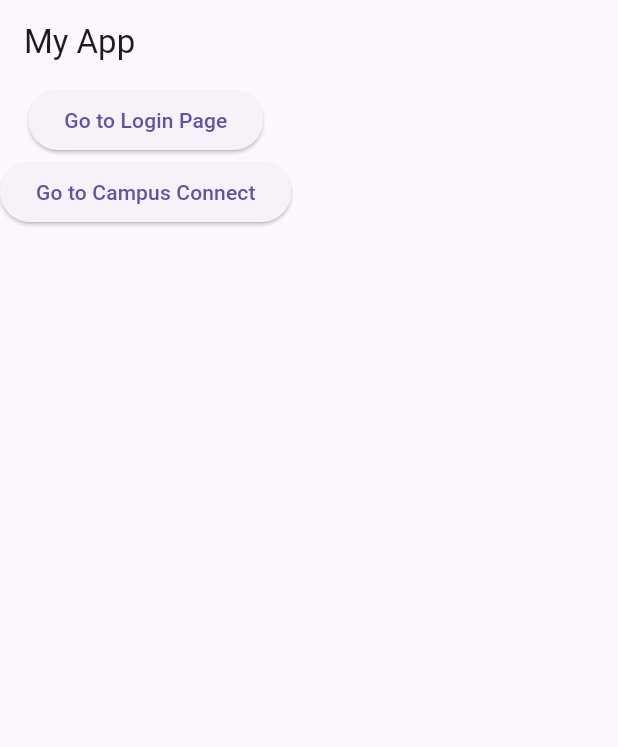
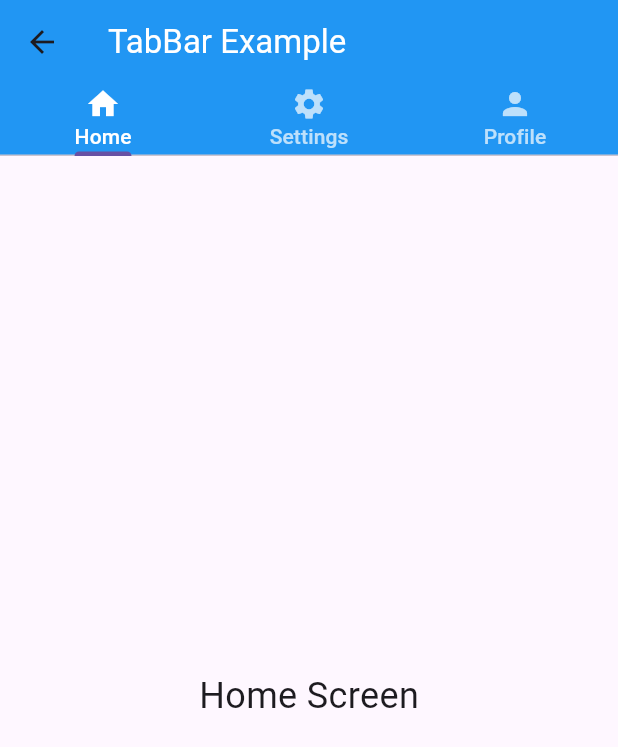
Before and after one commit to atif-ishaq/flutter_2023_2027, a Flutter app: the screen it shows after launch, on a phone screen of 412 x 824 dp. Shown: the top 747 px of the screen. Run offline on Flutter 3.47's test engine with Material 3 defaults, Android fonts, the phone set to English and light mode, and no system bars.

Commit message:
First Commit

```diff
--- /dev/null
+++ b/lib/main1.dart
@@ -0,0 +1,20 @@
+import 'package:flutter/material.dart';
+import 'routes/app_router.dart';
+
+void main() {
+  runApp(const MyApp());
+}
+
+class MyApp extends StatelessWidget {
+  const MyApp({super.key});
+
+  @override
+  Widget build(BuildContext context) {
+    return const MaterialApp(
+      debugShowCheckedModeBanner: false,
+      initialRoute: '/',
+      // Initializing our onGenerateRoute architecture
+      onGenerateRoute: AppRouter.generateRoute,
+    );
+  }
+}
--- /dev/null
+++ b/lib/routes/app_router.dart
@@ -0,0 +1,38 @@
+import 'package:flutter/material.dart';
+import '../screens/campus_connect_home_page.dart';
+import '../screens/detail_page.dart';
+
+class AppRouter {
+  static Route<dynamic> generateRoute(RouteSettings settings) {
+    switch (settings.name) {
+      case '/':
+        return MaterialPageRoute(builder: (_) => const HomePage());
+
+      case '/details':
+        final args = settings.arguments;
+
+        // Ensure the arguments are passed safely as a Map before creating the screen
+        if (args is Map<String, String>) {
+          return MaterialPageRoute(
+            builder: (_) => DetailPage(
+              title: args['title'] ?? 'Service',
+              subtitle: args['subtitle'] ?? '',
+            ),
+          );
+        }
+        return _errorRoute("Invalid service arguments");
+
+      default:
+        return _errorRoute("Route ${settings.name} not found");
+    }
+  }
+
+  static Route<dynamic> _errorRoute(String message) {
+    return MaterialPageRoute(
+      builder: (_) => Scaffold(
+        appBar: AppBar(title: const Text("Error")),
+        body: Center(child: Text(message, style: const TextStyle(fontSize: 18))),
+      ),
+    );
+  }
+}
--- /dev/null
+++ b/lib/screens/tab_bar_example.dart
@@ -0,0 +1,53 @@
+import 'package:flutter/material.dart';
+
+class TabBarExample extends StatelessWidget {
+  const TabBarExample({super.key});
+
+  @override
+  Widget build(BuildContext context) {
+    // DefaultTabController automatically coordinates the TabBar and TabBarView
+    return DefaultTabController(
+      length: 3,
+      child: Scaffold(
+        appBar: AppBar(
+          backgroundColor: Colors.blue,
+          title: const Text(
+            'TabBar Example',
+            style: TextStyle(color: Colors.white),
+          ),
+          bottom: const TabBar(
+            labelColor: Colors.white,
+            unselectedLabelColor: Colors.white70,
+            tabs: [
+              Tab(
+                child: Column(
+                  mainAxisAlignment: MainAxisAlignment.center,
+                  children: [Icon(Icons.home), Text('Home')],
+                ),
+              ),
+              Tab(
+                child: Column(
+                  mainAxisAlignment: MainAxisAlignment.center,
+                  children: [Icon(Icons.settings), Text('Settings')],
+                ),
+              ),
+              Tab(
+                child: Column(
+                  mainAxisAlignment: MainAxisAlignment.center,
+                  children: [Icon(Icons.person), Text('Profile')],
+                ),
+              ),
+            ],
+          ),
+        ),
+        body: const TabBarView(
+          children: [
+            Center(child: Text('Settings Screen', style: TextStyle(fontSize: 24))),
+            Center(child: Text('Home Screen', style: TextStyle(fontSize: 24))),
+            Center(child: Text('Profile Screen', style: TextStyle(fontSize: 24))),
+          ],
+        ),
+      ),
+    );
+  }
+}
--- /dev/null
+++ b/lib/tabexample.dart
@@ -0,0 +1,62 @@
+import 'package:flutter/material.dart';
+
+class MyTabBarExample extends StatelessWidget {
+  const MyTabBarExample({super.key});
+
+  @override
+  Widget build(BuildContext context) {
+    return const TabBarExample();
+  }
+}
+
+class TabBarExample extends StatelessWidget {
+  const TabBarExample({super.key});
+
+  @override
+  Widget build(BuildContext context) {
+    // DefaultTabController automatically handles the tab switching logic for us
+    return DefaultTabController(
+      length: 3,
+      child: Scaffold(
+        appBar: AppBar(
+          backgroundColor: Colors.blue,
+          title: const Text(
+            'TabBar Example',
+            style: TextStyle(color: Colors.white),
+          ),
+          bottom: const TabBar(
+            labelColor: Colors.white,
+            unselectedLabelColor: Colors.white70,
+            tabs: [
+              Tab(
+                child: Column(
+                  mainAxisAlignment: MainAxisAlignment.center,
+                  children: [Icon(Icons.home), Text('Home')],
+                ),
+              ),
+              Tab(
+                child: Column(
+                  mainAxisAlignment: MainAxisAlignment.center,
+                  children: [Icon(Icons.settings), Text('Settings')],
+                ),
+              ),
+              Tab(
+                child: Column(
+                  mainAxisAlignment: MainAxisAlignment.center,
+                  children: [Icon(Icons.person), Text('Profile')],
+                ),
+              ),
+            ],
+          ),
+        ),
+        body: const TabBarView(
+          children: [
+            Center(child: Text('Home Screen', style: TextStyle(fontSize: 24))),
+            //Center(child: Text('Settings Screen', style: TextStyle(fontSize: 24))),
+            Center(child: Text('Profile Screen', style: TextStyle(fontSize: 24))),
+          ],
+        ),
+      ),
+    );
+  }
+}
```
Also changed, not shown: lib/callbacktest.dart (added, +55 -0 lines), lib/liftingstateupexample.dart (added, +101 -0 lines), lib/main.dart (+7 -3 lines), lib/propdrilliningexample.dart (added, +59 -0 lines), lib/screens/campus_connect_home_page.dart (added, +166 -0 lines), lib/screens/detail_page.dart (added, +49 -0 lines), lib/signinsf.dart (+30 -13 lines), 1 other file.
